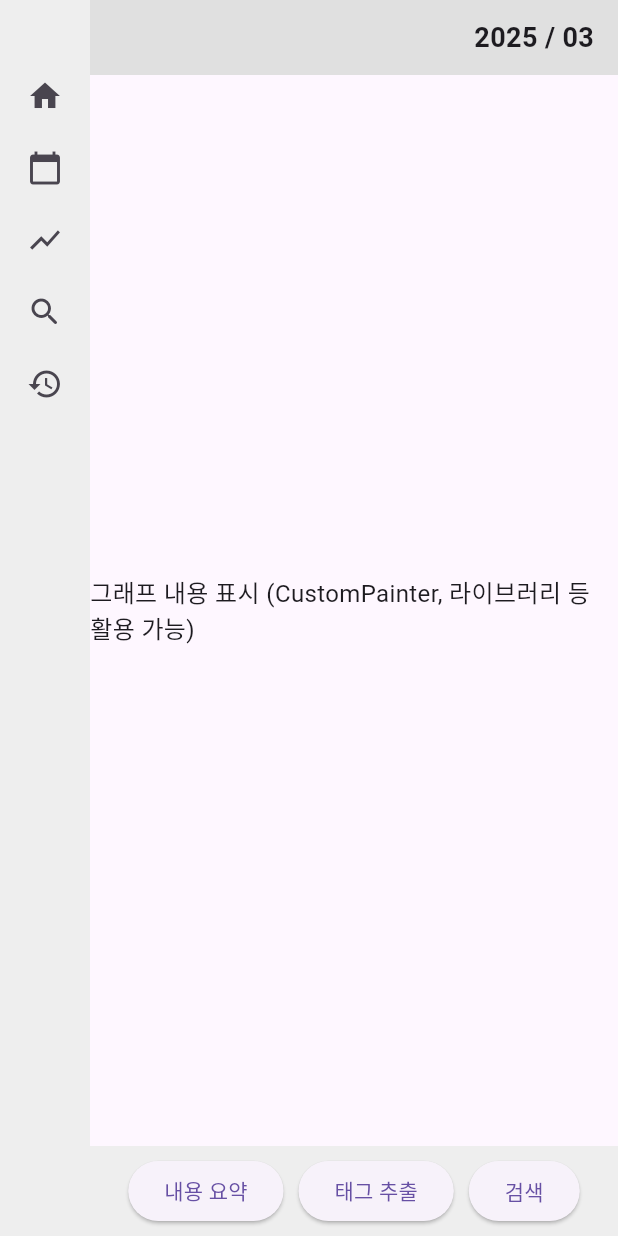
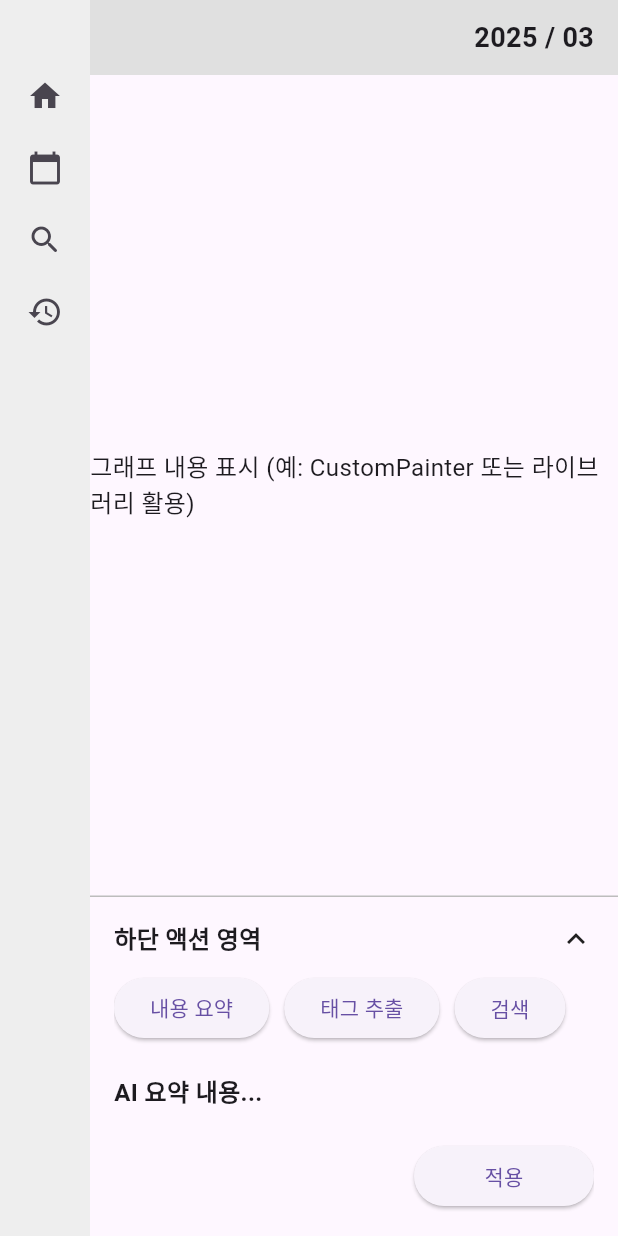
Before and after one commit to SeongBae-applepie/memodro, a Flutter app: the screen it shows after launch, after a tap on the "calendar today" icon, after a tap on the "show chart" icon, on a phone screen of 412 x 824 dp. Run offline on Flutter 3.47's test engine with Material 3 defaults, Android fonts, the phone set to English and light mode, and no system bars.

Commit message:
add bottom_bar

```diff
--- /dev/null
+++ b/lib/bottom_section.dart
@@ -0,0 +1,102 @@
+import 'package:flutter/material.dart';
+
+class CollapsibleBottomSection extends StatefulWidget {
+  const CollapsibleBottomSection({super.key});
+
+  @override
+  State<CollapsibleBottomSection> createState() =>
+      _CollapsibleBottomSectionState();
+}
+
+class _CollapsibleBottomSectionState extends State<CollapsibleBottomSection> {
+  bool _isExpanded = true;
+
+  void _toggleSection() {
+    setState(() {
+      _isExpanded = !_isExpanded;
+    });
+  }
+
+  @override
+  Widget build(BuildContext context) {
+    return Container(
+      decoration: BoxDecoration(
+        border: Border(top: BorderSide(color: Colors.grey.shade400)),
+      ),
+      padding: const EdgeInsets.all(16),
+      child: Column(
+        mainAxisSize: MainAxisSize.min,
+        crossAxisAlignment: CrossAxisAlignment.start,
+        children: [
+          // 헤더: 제목과 토글 아이콘
+          GestureDetector(
+            onTap: _toggleSection,
+            child: Row(
+              mainAxisAlignment: MainAxisAlignment.spaceBetween,
+              children: [
+                const Text(
+                  '하단 액션 영역',
+                  style: TextStyle(fontSize: 16, fontWeight: FontWeight.bold),
+                ),
+                Icon(
+                  _isExpanded
+                      ? Icons.keyboard_arrow_up
+                      : Icons.keyboard_arrow_down,
+                ),
+              ],
+            ),
+          ),
+          // 내용 영역: AnimatedCrossFade로 부드럽게 숨김/보임 전환
+          AnimatedCrossFade(
+            firstChild: Column(
+              crossAxisAlignment: CrossAxisAlignment.start,
+              children: [
+                const SizedBox(height: 10),
+                SingleChildScrollView(
+                  scrollDirection: Axis.horizontal,
+                  child: Row(
+                    children: [
+                      ElevatedButton(
+                        onPressed: () {},
+                        child: const Text('내용 요약'),
+                      ),
+                      const SizedBox(width: 10),
+                      ElevatedButton(
+                        onPressed: () {},
+                        child: const Text('태그 추출'),
+                      ),
+                      const SizedBox(width: 10),
+                      ElevatedButton(onPressed: () {}, child: const Text('검색')),
+                    ],
+                  ),
+                ),
+                const SizedBox(height: 20),
+                const Text(
+                  'AI 요약 내용...',
+                  style: TextStyle(fontSize: 16, fontWeight: FontWeight.bold),
+                ),
+                const SizedBox(height: 20),
+                Align(
+                  alignment: Alignment.bottomRight,
+                  child: ElevatedButton(
+                    style: ElevatedButton.styleFrom(
+                      minimumSize: const Size(120, 40),
+                    ),
+                    onPressed: () {},
+                    child: const Text('적용'),
+                  ),
+                ),
+              ],
+            ),
+            secondChild: Container(),
+            crossFadeState:
+                _isExpanded
+                    ? CrossFadeState.showFirst
+                    : CrossFadeState.showSecond,
+            duration: const Duration(milliseconds: 300),
+          ),
+        ],
+      ),
+    );
+  }
+}
--- a/lib/calendar_page.dart
+++ b/lib/calendar_page.dart
@@ -1,5 +1,6 @@
 import 'package:flutter/material.dart';
 import 'left_sidebar_layout.dart';
+import 'bottom_section.dart';
 
 class CalendarPage extends StatelessWidget {
   const CalendarPage({super.key});
@@ -7,11 +8,12 @@ class CalendarPage extends StatelessWidget {
   @override
   Widget build(BuildContext context) {
     return LeftSidebarLayout(
+      activePage: PageType.calendar,
       child: Column(
         children: [
           _buildTopBar(),
           Expanded(child: _buildCalendarView()),
-          _buildBottomArea(),
+          const CollapsibleBottomSection(),
         ],
       ),
     );
@@ -33,27 +35,9 @@ class CalendarPage extends StatelessWidget {
   Widget _buildCalendarView() {
     return Center(
       child: Text(
-        '달력 내용 표시 (Table, 라이브러리 등 활용 가능)',
+        '달력 내용 표시 (예: Table 또는 달력 라이브러리 활용)',
         style: const TextStyle(fontSize: 16),
       ),
     );
   }
-
-  Widget _buildBottomArea() {
-    return Container(
-      height: 60,
-      color: Colors.grey[200],
-      alignment: Alignment.center,
-      child: Row(
-        mainAxisAlignment: MainAxisAlignment.center,
-        children: [
-          ElevatedButton(onPressed: () {}, child: const Text('내용 요약')),
-          const SizedBox(width: 10),
-          ElevatedButton(onPressed: () {}, child: const Text('태그 추출')),
-          const SizedBox(width: 10),
-          ElevatedButton(onPressed: () {}, child: const Text('검색')),
-        ],
-      ),
-    );
-  }
 }
--- a/lib/graph_page.dart
+++ b/lib/graph_page.dart
@@ -1,5 +1,6 @@
 import 'package:flutter/material.dart';
 import 'left_sidebar_layout.dart';
+import 'bottom_section.dart';
 
 class GraphPage extends StatelessWidget {
   const GraphPage({super.key});
@@ -7,11 +8,12 @@ class GraphPage extends StatelessWidget {
   @override
   Widget build(BuildContext context) {
     return LeftSidebarLayout(
+      activePage: PageType.graph,
       child: Column(
         children: [
           _buildTopBar(),
           Expanded(child: _buildGraphArea()),
-          _buildBottomArea(),
+          const CollapsibleBottomSection(),
         ],
       ),
     );
@@ -33,27 +35,9 @@ class GraphPage extends StatelessWidget {
   Widget _buildGraphArea() {
     return Center(
       child: Text(
-        '그래프 내용 표시 (CustomPainter, 라이브러리 등 활용 가능)',
+        '그래프 내용 표시 (예: CustomPainter 또는 라이브러리 활용)',
         style: const TextStyle(fontSize: 16),
       ),
     );
   }
-
-  Widget _buildBottomArea() {
-    return Container(
-      height: 60,
-      color: Colors.grey[200],
-      alignment: Alignment.center,
-      child: Row(
-        mainAxisAlignment: MainAxisAlignment.center,
-        children: [
-          ElevatedButton(onPressed: () {}, child: const Text('내용 요약')),
-          const SizedBox(width: 10),
-          ElevatedButton(onPressed: () {}, child: const Text('태그 추출')),
-          const SizedBox(width: 10),
-          ElevatedButton(onPressed: () {}, child: const Text('검색')),
-        ],
-      ),
-    );
-  }
 }
--- a/lib/left_sidebar_layout.dart
+++ b/lib/left_sidebar_layout.dart
@@ -3,25 +3,28 @@ import 'meeting_screen.dart';
 import 'calendar_page.dart';
 import 'graph_page.dart';
 
-/// 좌측 사이드바만 공통으로 두고, 나머지는 각 페이지(child)가 담당하는 레이아웃
+/// 현재 활성 페이지를 나타내는 열거형
+enum PageType { home, calendar, graph }
+
+/// 좌측 사이드바만 공통으로 두고, 나머지 영역은 각 페이지(child)가 담당하는 레이아웃
 class LeftSidebarLayout extends StatelessWidget {
-  final Widget child; // 각 페이지에서 전달받을 메인 콘텐츠
+  final Widget child; // 각 페이지의 메인 콘텐츠
+  final PageType activePage; // 현재 활성화된 페이지
 
-  const LeftSidebarLayout({super.key, required this.child});
+  const LeftSidebarLayout({
+    super.key,
+    required this.child,
+    required this.activePage,
+  });
 
   @override
   Widget build(BuildContext context) {
     return Scaffold(
-      body: Row(
-        children: [
-          _buildSideBar(context), // 좌측 사이드바
-          Expanded(child: child), // 우측(메인 콘텐츠) -> 각 페이지마다 다름
-        ],
-      ),
+      body: Row(children: [_buildSideBar(context), Expanded(child: child)]),
     );
   }
 
-  // 좌측 사이드바
+  // 좌측 사이드바 (아이콘을 통해 페이지 전환, 현재 활성 페이지의 아이콘는 표시하지 않음)
   Widget _buildSideBar(BuildContext context) {
     return Container(
       width: 60,
@@ -29,7 +32,7 @@ class LeftSidebarLayout extends StatelessWidget {
       child: Column(
         children: [
           const SizedBox(height: 40),
-          // 홈(메인 화면) 이동
+          if (activePage != PageType.home)
             _sideBarIcon(
               Icons.home,
               () => Navigator.pushReplacement(
@@ -37,7 +40,7 @@ class LeftSidebarLayout extends StatelessWidget {
                 MaterialPageRoute(builder: (_) => const MeetingScreen()),
               ),
             ),
-          // 달력 페이지 이동
+          if (activePage != PageType.calendar)
             _sideBarIcon(
               Icons.calendar_today,
               () => Navigator.pushReplacement(
@@ -45,7 +48,7 @@ class LeftSidebarLayout extends StatelessWidget {
                 MaterialPageRoute(builder: (_) => const CalendarPage()),
               ),
             ),
-          // 그래프 페이지 이동
+          if (activePage != PageType.graph)
             _sideBarIcon(
               Icons.show_chart,
               () => Navigator.pushReplacement(
@@ -53,7 +56,6 @@ class LeftSidebarLayout extends StatelessWidget {
                 MaterialPageRoute(builder: (_) => const GraphPage()),
               ),
             ),
-          // 예시로 추가 아이콘들
           _sideBarIcon(Icons.search_rounded, () => print('검색')),
           _sideBarIcon(Icons.history, () => print('히스토리')),
         ],
@@ -61,7 +63,7 @@ class LeftSidebarLayout extends StatelessWidget {
     );
   }
 
-  // 사이드바 아이콘 버튼
+  // 개별 아이콘 버튼
   Widget _sideBarIcon(IconData icon, VoidCallback onPressed) {
     return IconButton(icon: Icon(icon), onPressed: onPressed);
   }
--- a/lib/main.dart
+++ b/lib/main.dart
@@ -11,7 +11,7 @@ class MyApp extends StatelessWidget {
   @override
   Widget build(BuildContext context) {
     return const MaterialApp(
-      home: MeetingScreen(), // 앱 실행 시 가장 먼저 표시할 화면
+      home: MeetingScreen(), // 앱 시작 시 홈 화면
       debugShowCheckedModeBanner: false,
     );
   }
--- a/lib/meeting_screen.dart
+++ b/lib/meeting_screen.dart
@@ -1,5 +1,6 @@
 import 'package:flutter/material.dart';
 import 'left_sidebar_layout.dart';
+import 'bottom_section.dart';
 
 class MeetingScreen extends StatelessWidget {
   const MeetingScreen({super.key});
@@ -7,10 +8,11 @@ class MeetingScreen extends StatelessWidget {
   @override
   Widget build(BuildContext context) {
     return LeftSidebarLayout(
+      activePage: PageType.home,
       child: Column(
         crossAxisAlignment: CrossAxisAlignment.start,
         children: [
-          // 상단 영역 (예: 제목 등)
+          // 상단 헤더 영역
           Container(
             height: 50,
             color: Colors.grey[300],
@@ -21,8 +23,7 @@ class MeetingScreen extends StatelessWidget {
               style: TextStyle(fontSize: 18, fontWeight: FontWeight.bold),
             ),
           ),
-
-          // 메인 콘텐츠
+          // 메인 콘텐츠 영역
           Expanded(
             child: Center(
               child: Text(
@@ -31,6 +32,8 @@ class MeetingScreen extends StatelessWidget {
               ),
             ),
           ),
+          // 하단 액션 영역 (CollapsibleBottomSection)
+          const CollapsibleBottomSection(),
         ],
       ),
     );
```
Lines whose indentation alone changed are shown as unchanged.
